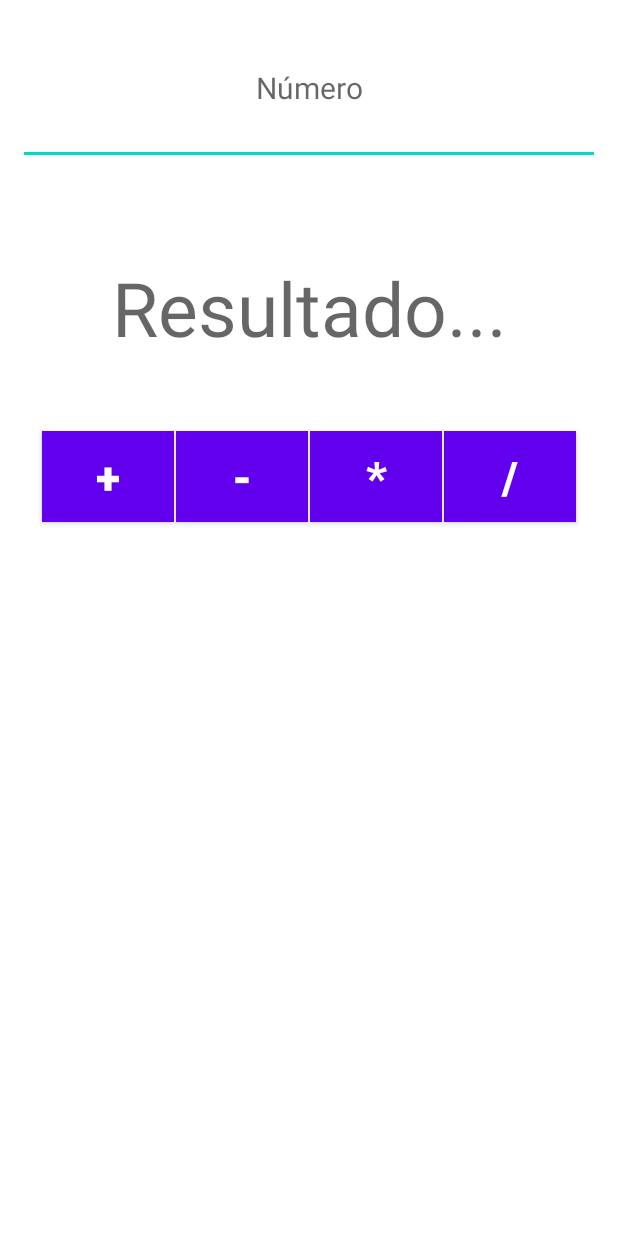
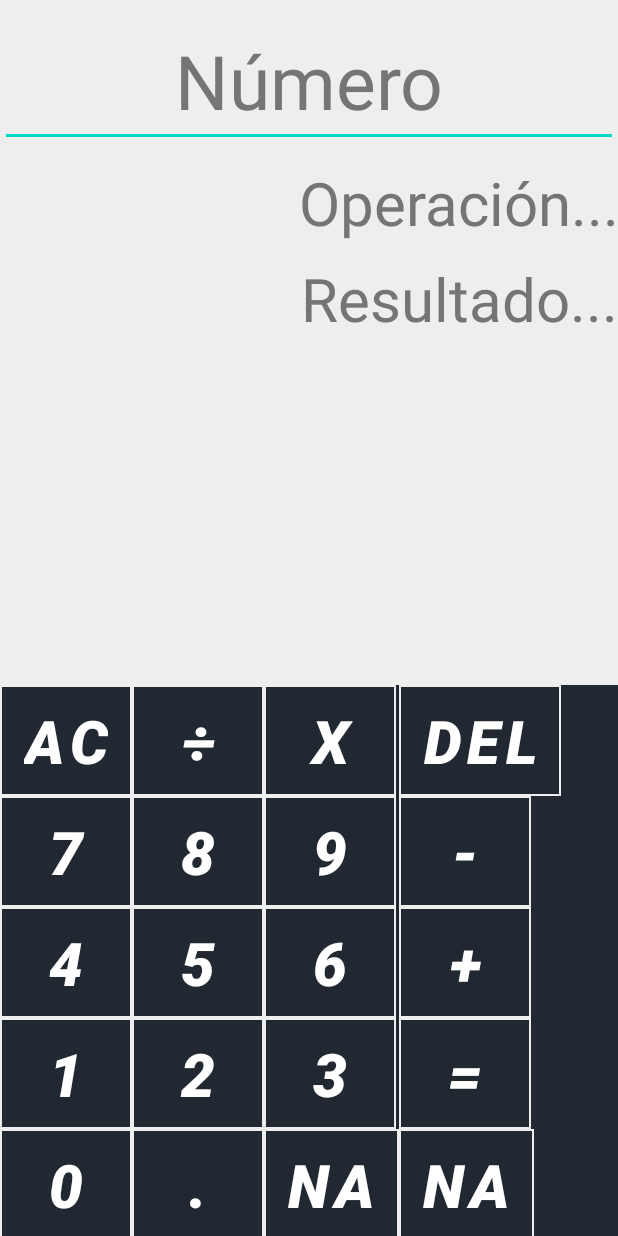
Before and after one commit to ArielNappio/calculadoraMovil2, an Android app: the layout activity_main.xml on its own in the app's theme, with its tools: preview values and no code run, on a phone screen of 412 x 824 dp. Run offline under Robolectric (Android 15) with nearby library versions, the phone set to English and light mode, and no system bars.

Commit message:
Diseño de interfaz de la calculadora en proceso

```diff
--- /dev/null
+++ b/app/src/main/res/drawable/border.xml
@@ -0,0 +1,9 @@
+<?xml version="1.0" encoding="utf-8"?>
+<selector xmlns:android="http://schemas.android.com/apk/res/android">
+    <item>
+        <shape android:shape="rectangle">
+            <solid android:color="@android:color/transparent" />
+            <stroke android:width="1dp" android:color="@color/white"/>
+        </shape>
+    </item>
+</selector>
--- a/app/src/main/res/layout/activity_main.xml
+++ b/app/src/main/res/layout/activity_main.xml
@@ -4,98 +4,211 @@
     xmlns:tools="http://schemas.android.com/tools"
     android:layout_width="match_parent"
     android:layout_height="match_parent"
+    android:background="@color/dark_blue"
     tools:context=".ui.view.MainActivity">
 
-    <TextView
-        android:id="@+id/text_result"
-        style="@style/Result_Text"
-        android:layout_width="291dp"
-        android:layout_height="69dp"
-        android:layout_marginTop="148dp"
-        android:textSize="50sp"
-        app:layout_constraintBottom_toTopOf="@+id/guideline3"
+
+    <LinearLayout
+        android:id="@+id/linearLayout"
+        android:layout_width="0dp"
+        android:layout_height="0dp"
+        android:background="@color/light_grey"
+        android:orientation="vertical"
+        app:layout_constraintBottom_toTopOf="@+id/gridLayout"
         app:layout_constraintEnd_toEndOf="parent"
         app:layout_constraintStart_toStartOf="parent"
-        app:layout_constraintTop_toTopOf="parent"
-        app:layout_constraintVertical_bias="0.425" />
+        app:layout_constraintTop_toTopOf="parent">
 
-    <EditText
-        android:id="@+id/input_nro"
-        style="@style/Input_Text"
-        android:layout_width="388dp"
-        android:layout_height="102dp"
-        android:layout_marginBottom="12dp"
-        android:ems="10"
-        android:inputType="numberDecimal"
-        app:layout_constraintBottom_toTopOf="@+id/guideline4"
+        <EditText
+            android:id="@+id/input_nro"
+            style="@style/Input_Text" />
+
+        <TextView
+            android:id="@+id/operations"
+            style="@style/Operation_String"/>
+
+        <TextView
+            android:id="@+id/text_result"
+            style="@style/Result_Text" />
+
+    </LinearLayout>
+
+    <androidx.gridlayout.widget.GridLayout
+        android:id="@+id/gridLayout"
+        android:layout_width="match_parent"
+        android:layout_height="367dp"
+        app:columnCount="4"
+        app:rowCount="5"
+        app:layout_constraintBottom_toBottomOf="parent"
         app:layout_constraintEnd_toEndOf="parent"
         app:layout_constraintStart_toStartOf="parent"
-        app:layout_constraintTop_toTopOf="parent" />
+        app:layout_constraintTop_toBottomOf="@id/linearLayout"
+        app:orientation="horizontal">
 
-    <Button
-        android:id="@+id/buttom_division"
-        android:layout_width="wrap_content"
-        android:layout_height="wrap_content"
-        android:text="/"
-        style="@style/Operators_Button"
-        app:layout_constraintBottom_toTopOf="@+id/guideline2"
-        app:layout_constraintEnd_toEndOf="parent"
-        app:layout_constraintStart_toEndOf="@+id/buttom_multiplication"
-        app:layout_constraintTop_toTopOf="@+id/guideline3" />
+        <Button
+            android:id="@+id/buttom_na"
+            style="@style/Operators_Button"
+            android:layout_width="wrap_content"
+            android:layout_height="wrap_content"
+            android:text="@string/na"
+            app:layout_column="2"
+            app:layout_row="4"
+            tools:ignore="TextContrastCheck" />
 
-    <Button
-        android:id="@+id/buttom_substraction"
-        android:layout_width="wrap_content"
-        android:layout_height="wrap_content"
-        android:text="-"
-        style="@style/Operators_Button"
-        app:layout_constraintBottom_toTopOf="@+id/guideline2"
-        app:layout_constraintEnd_toStartOf="@+id/buttom_multiplication"
-        app:layout_constraintStart_toEndOf="@+id/buttom_addition"
-        app:layout_constraintTop_toTopOf="@+id/guideline3" />
+        <Button
+            android:id="@+id/buttom_na1"
+            style="@style/Operators_Button"
+            android:layout_width="wrap_content"
+            android:layout_height="wrap_content"
+            android:text="@string/na"
+            app:layout_column="3"
+            app:layout_row="4"
+            tools:ignore="TextContrastCheck" />
 
-    <Button
-        android:id="@+id/buttom_addition"
-        android:layout_width="wrap_content"
-        android:layout_height="wrap_content"
-        android:text="+"
-        style="@style/Operators_Button"
-        app:layout_constraintBottom_toTopOf="@+id/guideline2"
-        app:layout_constraintEnd_toStartOf="@+id/buttom_substraction"
-        app:layout_constraintHorizontal_chainStyle="packed"
-        app:layout_constraintStart_toStartOf="parent"
-        app:layout_constraintTop_toTopOf="@+id/guideline3" />
+        <Button
+            android:id="@+id/buttom_cero"
+            style="@style/Operators_Button"
+            android:text="@string/cero"
+            app:layout_column="0"
+            app:layout_row="4"
+            tools:ignore="TextContrastCheck" />
 
-    <Button
-        android:id="@+id/buttom_multiplication"
-        android:layout_width="wrap_content"
-        android:layout_height="wrap_content"
-        android:text="*"
-        style="@style/Operators_Button"
-        app:layout_constraintBottom_toTopOf="@+id/guideline2"
-        app:layout_constraintEnd_toStartOf="@+id/buttom_division"
-        app:layout_constraintStart_toEndOf="@+id/buttom_substraction"
-        app:layout_constraintTop_toTopOf="@+id/guideline3" />
+        <Button
+            android:id="@+id/buttom_equals"
+            style="@style/Operators_Button"
+            android:text="@string/equals"
+            app:layout_column="3"
+            app:layout_row="3"
+            tools:ignore="TextContrastCheck"/>
 
-    <androidx.constraintlayout.widget.Guideline
-        android:id="@+id/guideline2"
-        android:layout_width="wrap_content"
-        android:layout_height="wrap_content"
-        android:orientation="horizontal"
-        app:layout_constraintGuide_begin="365dp" />
+        <Button
+            android:id="@+id/buttom_three"
+            style="@style/Operators_Button"
+            android:text="@string/three"
+            app:layout_column="2"
+            app:layout_row="3"
+            tools:ignore="TextContrastCheck" />
 
-    <androidx.constraintlayout.widget.Guideline
-        android:id="@+id/guideline3"
-        android:layout_width="wrap_content"
-        android:layout_height="wrap_content"
-        android:orientation="horizontal"
-        app:layout_constraintGuide_begin="271dp" />
+        <Button
+            android:id="@+id/buttom_one"
+            style="@style/Operators_Button"
+            android:text="@string/one"
+            app:layout_column="0"
+            app:layout_row="3"
+            tools:ignore="TextContrastCheck" />
 
-    <androidx.constraintlayout.widget.Guideline
-        android:id="@+id/guideline4"
-        android:layout_width="wrap_content"
-        android:layout_height="wrap_content"
-        android:orientation="horizontal"
-        app:layout_constraintGuide_begin="130dp" />
+        <Button
+            android:id="@+id/buttom_two"
+            style="@style/Operators_Button"
+            android:text="@string/two"
+            app:layout_column="1"
+            app:layout_row="3"
+            tools:ignore="TextContrastCheck" />
+
+        <Button
+            android:id="@+id/buttom_point"
+            style="@style/Operators_Button"
+            android:text="@string/point"
+            app:layout_column="1"
+            app:layout_row="4"
+            tools:ignore="TextContrastCheck" />
+
+        <Button
+            android:id="@+id/buttom_five"
+            style="@style/Operators_Button"
+            android:text="@string/five"
+            app:layout_column="1"
+            app:layout_row="2"
+            tools:ignore="TextContrastCheck" />
+
+        <Button
+            android:id="@+id/buttom_four"
+            style="@style/Operators_Button"
+            android:text="@string/four"
+            app:layout_column="0"
+            app:layout_row="2"
+            tools:ignore="TextContrastCheck" />
+
+        <Button
+            android:id="@+id/buttom_ac"
+            style="@style/Operators_Button"
+            android:text="@string/ac"
+            app:layout_column="0"
+            app:layout_row="0"
+            tools:ignore="TextContrastCheck" />
+
+        <Button
+            android:id="@+id/buttom_six"
+            style="@style/Operators_Button"
+            android:text="@string/six"
+            app:layout_column="2"
+            app:layout_row="2"
+            tools:ignore="TextContrastCheck" />
+
+        <Button
+            android:id="@+id/buttom_eight"
+            style="@style/Operators_Button"
+            android:text="@string/eight"
+            app:layout_column="1"
+            app:layout_row="1"
+            tools:ignore="TextContrastCheck" />
+
+        <Button
+            android:id="@+id/buttom_seven"
+            style="@style/Operators_Button"
+            android:text="@string/seven"
+            app:layout_column="0"
+            app:layout_row="1"
+            tools:ignore="TextContrastCheck" />
+
+        <Button
+            android:id="@+id/buttom_del"
+            style="@style/Operators_Button"
+            android:text="@string/del"
+            app:layout_column="3"
+            app:layout_row="0"
+            tools:ignore="TextContrastCheck" />
+
+        <Button
+            android:id="@+id/buttom_nine"
+            style="@style/Operators_Button"
+            android:text="@string/nine"
+            app:layout_column="2"
+            app:layout_row="1"
+            tools:ignore="TextContrastCheck" />
+
+        <Button
+            android:id="@+id/buttom_addition"
+            style="@style/Operators_Button"
+            android:text="@string/addition"
+            app:layout_column="3"
+            app:layout_row="2"
+            tools:ignore="TextContrastCheck" />
+
+        <Button
+            android:id="@+id/buttom_substraction"
+            style="@style/Operators_Button"
+            android:text="@string/substraction"
+            app:layout_column="3"
+            app:layout_row="1"
+            tools:ignore="TextContrastCheck" />
+
+        <Button
+            android:id="@+id/buttom_multiplication"
+            style="@style/Operators_Button"
+            android:text="@string/multiplication"
+            app:layout_column="2"
+            app:layout_row="0"
+            tools:ignore="TextContrastCheck" />
+
+        <Button
+            android:id="@+id/buttom_division"
+            style="@style/Operators_Button"
+            android:text="@string/division"
+            app:layout_column="1"
+            app:layout_row="0"
+            tools:ignore="TextContrastCheck" />
+
+    </androidx.gridlayout.widget.GridLayout>
 
 </androidx.constraintlayout.widget.ConstraintLayout>
--- a/app/src/main/res/values/colors.xml
+++ b/app/src/main/res/values/colors.xml
@@ -8,4 +8,9 @@
     <color name="black">#FF000000</color>
     <color name="white">#FFFFFFFF</color>
     <color name="blue">#2196F3</color>
+    <color name="calcAccent">#ef6c00</color>
+    <color name="dark_blue">#222831</color>
+    <color name="grey">#393E46</color>
+    <color name="teal">#00ADB5</color>
+    <color name="light_grey">#EEEEEE</color>
 </resources>
--- a/app/src/main/res/values/strings.xml
+++ b/app/src/main/res/values/strings.xml
@@ -1,5 +1,23 @@
 <?xml version="1.0" encoding="utf-8"?>
 <resources>
-    <string name="app_name">CalculadoraTP1</string>
-    <string name="empty_string">No se han ingresado valores</string>
+    <string name="app_name">Calculadora</string>
+    <string name="addition"><b><i>+</i></b></string>
+    <string name="substraction"><b><i>-</i></b></string>
+    <string name="multiplication"><b><i>x</i></b></string>
+    <string name="division"><b><i>÷</i></b></string>
+    <string name="equals"><b><i>=</i></b></string>
+    <string name="point"><b><i>.</i></b></string>
+    <string name="ac"><b><i>AC</i></b></string>
+    <string name="del"><b><i>DEL</i></b></string>
+    <string name="na"><b><i>NA</i></b></string>
+    <string name="cero"><b><i>0</i></b></string>
+    <string name="one"><b><i>1</i></b></string>
+    <string name="two"><b><i>2</i></b></string>
+    <string name="three"><b><i>3</i></b></string>
+    <string name="four"><b><i>4</i></b></string>
+    <string name="five"><b><i>5</i></b></string>
+    <string name="six"><b><i>6</i></b></string>
+    <string name="seven"><b><i>7</i></b></string>
+    <string name="eight"><b><i>8</i></b></string>
+    <string name="nine"><b><i>9</i></b></string>
 </resources>
--- a/app/src/main/res/values/themes.xml
+++ b/app/src/main/res/values/themes.xml
@@ -16,15 +16,15 @@
     </style>
 
     <style name="Operators_Button">
-        <item name="android:layout_width">0dp</item>
-        <item name="android:layout_height">match_parent</item>
+        <item name="android:layout_width">wrap_content</item>
+        <item name="android:layout_height">wrap_content</item>
         <item name="android:layout_weight">1</item>
-        <item name="android:background">@color/blue</item>
+        <item name="android:background">@drawable/border</item>
         <item name="android:textColor">@color/white</item>
-        <item name="android:textSize">30sp</item>
+        <item name="android:textSize">40sp</item>
         <item name="android:gravity">center</item>
-        <item name="android:textStyle">bold</item>
-        <item name="android:layout_margin">0.5dp</item>
+        <item name="layout_columnWeight">1</item>
+        <item name="backgroundTint">@color/light_grey</item>
     </style>
 
     <style name="App_Text">
@@ -33,16 +33,35 @@
         <item name="android:gravity">center</item>
     </style>
 
+    <style name="Input_Text">
+        <item name="android:layout_width">match_parent</item>
+        <item name="android:layout_height">wrap_content</item>
+        <item name="android:layout_marginTop">10sp</item>
+        <item name="android:inputType">numberDecimal</item>
+        <item name="android:hint">Número</item>
+        <item name="android:textSize">50sp</item>
+        <item name="android:gravity">center</item>
+        <item name="android:textColorHint">#757575</item>
+    </style>
+
+    <style name="Operation_String">
+        <item name="android:layout_width">match_parent</item>
+        <item name="android:layout_height">wrap_content</item>
+        <item name="android:layout_marginTop">10sp</item>
+        <item name="android:hint">Operación...</item>
+        <item name="android:textSize">40sp</item>
+        <item name="android:gravity">right</item>
+        <item name="android:textColorHint">#757575</item>
+    </style>
+
     <style name="Result_Text">
+        <item name="android:layout_width">match_parent</item>
+        <item name="android:layout_height">wrap_content</item>
+        <item name="android:layout_marginTop">10sp</item>
         <item name="android:hint">Resultado...</item>
         <item name="android:textSize">40sp</item>
-        <item name="android:gravity">center</item>
-    </style>
-
-    <style name="Input_Text">
-        <item name="android:hint">Número</item>
-        <item name="android:textSize">20sp</item>
-        <item name="android:gravity">center</item>
+        <item name="android:gravity">right</item>
+        <item name="android:textColorHint">#757575</item>
     </style>
 
 </resources>
```
